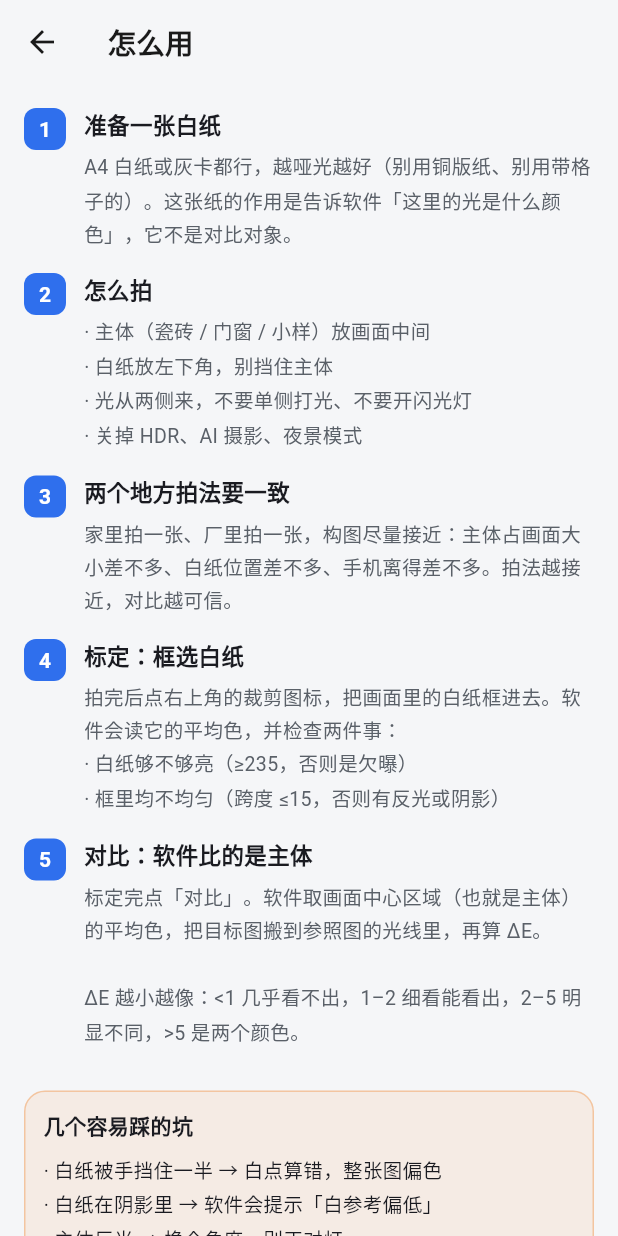
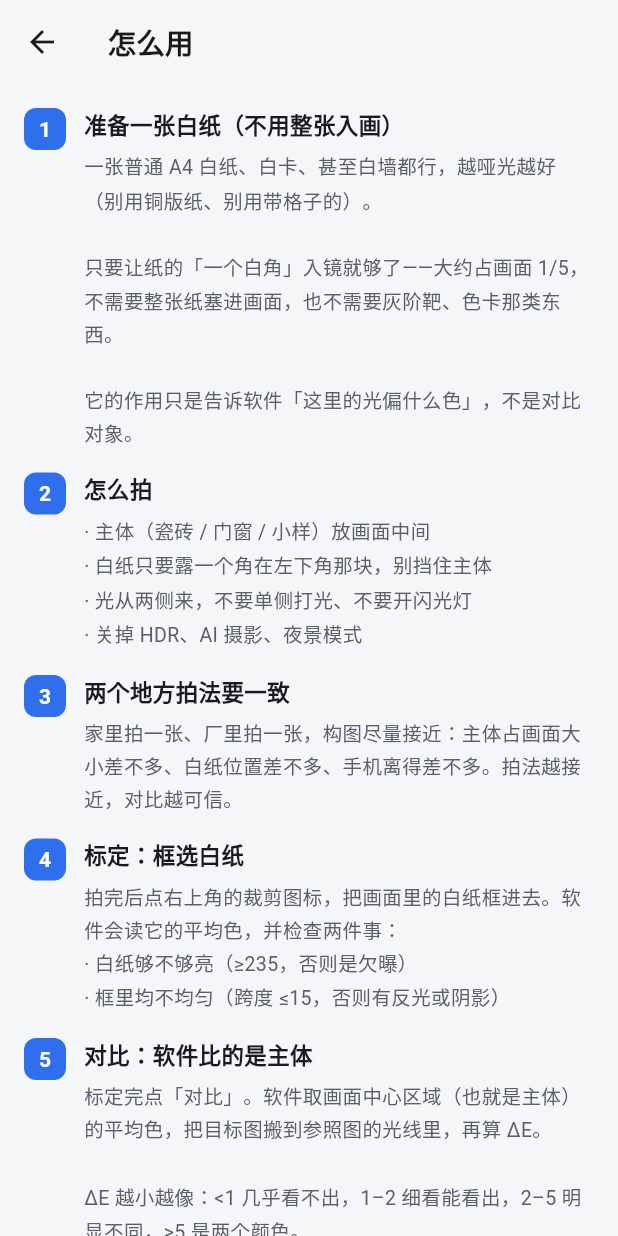
Before and after one commit to z7ui/color-match, a Flutter app: the GuidePage screen opened directly, on a phone screen of 412 x 824 dp. Run offline on Flutter 3.47's test engine with Material 3 defaults, Android fonts, the phone set to English and light mode, and no system bars; our stand-ins replace camera, image_picker, permission_handler, share_plus, sqflite; missing offline and left inert: gal; accounts and stored records are empty.

Commit message:
feat: 选色助手 MVP —— 拍照/标定/两两与多对一对比/导出

```diff
--- a/lib/core/config.dart
+++ b/lib/core/config.dart
@@ -3,8 +3,8 @@ class AppConfig {
   AppConfig._();
 
   static const String appName = '选色助手';
-  static const String appVersion = '0.1.5';
-  static const int buildNumber = 6;
+  static const String appVersion = '0.1.6';
+  static const int buildNumber = 7;
 
   /// 检查更新 / 公告复用同一台服务器（和余砖管家同一个后端）。
   static const String defaultBaseUrl = 'https://www.z7ui.cn/tile-api';
--- a/lib/features/capture/calibrate_page.dart
+++ b/lib/features/capture/calibrate_page.dart
@@ -163,7 +163,7 @@ class _CalibratePageState extends State<CalibratePage> {
                       ],
                       const SizedBox(height: 4),
                       const Text(
-                        '找到照片里的白纸（左下角那块），框住它——不是框主体。',
+                        '框住画面里那块白（纸的一角就够），别框到瓷砖或阴影。',
                         style: TextStyle(fontSize: 12, color: AppColors.textSecondary),
                       ),
                       const SizedBox(height: AppSpacing.md),
--- a/lib/features/capture/capture_page.dart
+++ b/lib/features/capture/capture_page.dart
@@ -122,7 +122,7 @@ class _CapturePageState extends State<CapturePage> {
                       child: Column(
                         children: <Widget>[
                           const Text(
-                            '主体放中间 · 白纸放左下角（别挡主体）',
+                            '主体放中间 · 白纸露一个角就行（不用整张入画）',
                             style: TextStyle(color: Colors.white, fontSize: 13),
                           ),
                           const SizedBox(height: 12),
@@ -220,7 +220,7 @@ class _GuideOverlay extends StatelessWidget {
               top: paper.top - 20,
               width: paper.width,
               child: const Center(
-                child: Text('白纸',
+                child: Text('白纸露一角',
                     style: TextStyle(color: Colors.white, fontSize: 11)),
               ),
             ),
--- a/lib/features/settings/guide_page.dart
+++ b/lib/features/settings/guide_page.dart
@@ -16,16 +16,18 @@ class GuidePage extends StatelessWidget {
           _step(
             context,
             '1',
-            '准备一张白纸',
-            'A4 白纸或灰卡都行，越哑光越好（别用铜版纸、别用带格子的）。'
-                '这张纸的作用是告诉软件「这里的光是什么颜色」，它不是对比对象。',
+            '准备一张白纸（不用整张入画）',
+            '一张普通 A4 白纸、白卡、甚至白墙都行，越哑光越好（别用铜版纸、别用带格子的）。\n\n'
+                '只要让纸的「一个白角」入镜就够了——大约占画面 1/5，'
+                '不需要整张纸塞进画面，也不需要灰阶靶、色卡那类东西。\n\n'
+                '它的作用只是告诉软件「这里的光偏什么色」，不是对比对象。',
           ),
           _step(
             context,
             '2',
             '怎么拍',
             '· 主体（瓷砖 / 门窗 / 小样）放画面中间\n'
-                '· 白纸放左下角，别挡住主体\n'
+                '· 白纸只要露一个角在左下角那块，别挡住主体\n'
                 '· 光从两侧来，不要单侧打光、不要开闪光灯\n'
                 '· 关掉 HDR、AI 摄影、夜景模式',
           ),
@@ -74,6 +76,30 @@ class GuidePage extends StatelessWidget {
                   '· 主体反光 → 换个角度，别正对灯\n'
                   '· 两个地方用了不同的灯 → 这正是要修的东西，前提是白纸都拍清楚',
                   style: TextStyle(fontSize: 13, height: 1.7),
+                ),
+              ],
+            ),
+          ),
+          const SizedBox(height: AppSpacing.md),
+          Container(
+            padding: const EdgeInsets.all(AppSpacing.md),
+            decoration: BoxDecoration(
+              color: AppColors.card(context),
+              borderRadius: BorderRadius.circular(AppRadius.card),
+              border: Border.all(color: AppColors.line(context)),
+            ),
+            child: const Column(
+              crossAxisAlignment: CrossAxisAlignment.start,
+              children: <Widget>[
+                Text('A4 灰阶靶？这里用不上',
+                    style: TextStyle(fontSize: 14, fontWeight: FontWeight.w700)),
+                SizedBox(height: 8),
+                Text(
+                  '那张打了 25 个灰块的 A4 靶纸，是用来「诊断照片灰阶准不准」的'
+                  '（配 Python 脚本读 25 块、算光照梯度），要求整张纸入画、透视校正。\n\n'
+                  '这个 App 不做那件事——它只用「一块白」定白点，把两个地方的光拉平。'
+                  '所以不用打印灰阶靶，更不用整张纸入画。拿张普通白纸露个角就行。',
+                  style: TextStyle(fontSize: 12, height: 1.7, color: AppColors.textSecondary),
                 ),
               ],
             ),
--- a/pubspec.yaml
+++ b/pubspec.yaml
@@ -16,7 +16,7 @@ publish_to: 'none' # Remove this line if you wish to publish to pub.dev
 # https://developer.apple.com/library/archive/documentation/General/Reference/InfoPlistKeyReference/Articles/CoreFoundationKeys.html
 # In Windows, build-name is used as the major, minor, and patch parts
 # of the product and file versions while build-number is used as the build suffix.
-version: 0.1.5+6
+version: 0.1.6+7
 
 environment:
   sdk: ^3.13.7
```
